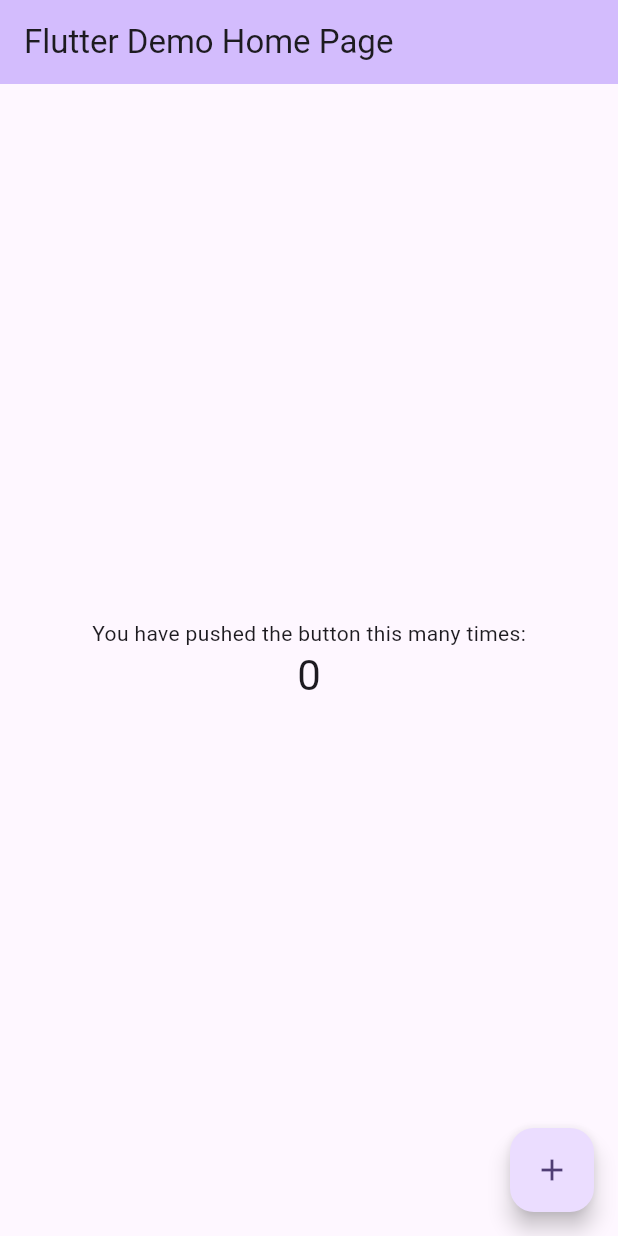
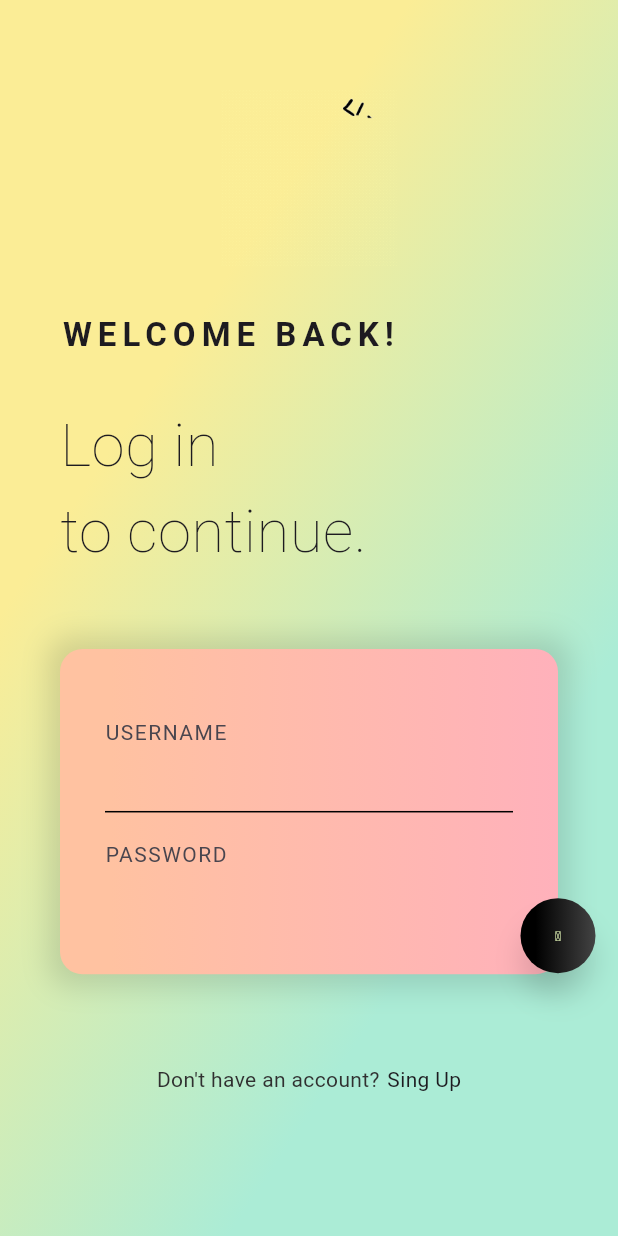
Before and after one commit to 0x0BB9/flutter_material3, a Flutter app: the screen it shows after launch, on a phone screen of 412 x 824 dp. Run offline on Flutter 3.47's test engine with Material 3 defaults, Android fonts, the phone set to English and light mode, and no system bars; Roboto replaces fonts that are missing (Montserrat).

Commit message:
[add] sign page

```diff
--- a/lib/main.dart
+++ b/lib/main.dart
@@ -1,4 +1,5 @@
 import 'package:flutter/material.dart';
+import 'package:flutter_material_design/sign.dart';
 
 void main() {
   runApp(const MyApp());
@@ -31,95 +32,7 @@
         colorScheme: ColorScheme.fromSeed(seedColor: Colors.deepPurple),
         useMaterial3: true,
       ),
-      home: const MyHomePage(title: 'Flutter Demo Home Page'),
+      home: SignPage(),
     );
   }
 }
-
-class MyHomePage extends StatefulWidget {
-  const MyHomePage({super.key, required this.title});
-
-  // This widget is the home page of your application. It is stateful, meaning
-  // that it has a State object (defined below) that contains fields that affect
-  // how it looks.
-
-  // This class is the configuration for the state. It holds the values (in this
-  // case the title) provided by the parent (in this case the App widget) and
-  // used by the build method of the State. Fields in a Widget subclass are
-  // always marked "final".
-
-  final String title;
-
-  @override
-  State<MyHomePage> createState() => _MyHomePageState();
-}
-
-class _MyHomePageState extends State<MyHomePage> {
-  int _counter = 0;
-
-  void _incrementCounter() {
-    setState(() {
-      // This call to setState tells the Flutter framework that something has
-      // changed in this State, which causes it to rerun the build method below
-      // so that the display can reflect the updated values. If we changed
-      // _counter without calling setState(), then the build method would not be
-      // called again, and so nothing would appear to happen.
-      _counter++;
-    });
-  }
-
-  @override
-  Widget build(BuildContext context) {
-    // This method is rerun every time setState is called, for instance as done
-    // by the _incrementCounter method above.
-    //
-    // The Flutter framework has been optimized to make rerunning build methods
-    // fast, so that you can just rebuild anything that needs updating rather
-    // than having to individually change instances of widgets.
-    return Scaffold(
-      appBar: AppBar(
-        // TRY THIS: Try changing the color here to a specific color (to
-        // Colors.amber, perhaps?) and trigger a hot reload to see the AppBar
-        // change color while the other colors stay the same.
-        backgroundColor: Theme.of(context).colorScheme.inversePrimary,
-        // Here we take the value from the MyHomePage object that was created by
-        // the App.build method, and use it to set our appbar title.
-        title: Text(widget.title),
-      ),
-      body: Center(
-        // Center is a layout widget. It takes a single child and positions it
-        // in the middle of the parent.
-        child: Column(
-          // Column is also a layout widget. It takes a list of children and
-          // arranges them vertically. By default, it sizes itself to fit its
-          // children horizontally, and tries to be as tall as its parent.
-          //
-          // Column has various properties to control how it sizes itself and
-          // how it positions its children. Here we use mainAxisAlignment to
-          // center the children vertically; the main axis here is the vertical
-          // axis because Columns are vertical (the cross axis would be
-          // horizontal).
-          //
-          // TRY THIS: Invoke "debug painting" (choose the "Toggle Debug Paint"
-          // action in the IDE, or press "p" in the console), to see the
-          // wireframe for each widget.
-          mainAxisAlignment: MainAxisAlignment.center,
-          children: <Widget>[
-            const Text(
-              'You have pushed the button this many times:',
-            ),
-            Text(
-              '$_counter',
-              style: Theme.of(context).textTheme.headlineMedium,
-            ),
-          ],
-        ),
-      ),
-      floatingActionButton: FloatingActionButton(
-        onPressed: _incrementCounter,
-        tooltip: 'Increment',
-        child: const Icon(Icons.add),
-      ), // This trailing comma makes auto-formatting nicer for build methods.
-    );
-  }
-}
--- /dev/null
+++ b/lib/sign.dart
@@ -0,0 +1,230 @@
+import 'package:flutter/material.dart';
+
+class SignPage extends StatefulWidget {
+
+  @override
+  _SignPageState createState() {
+    return _SignPageState();
+  }
+}
+const TEXT_NORMAL_SIZE = 14.0;
+const TEXT_LARGE_SIZE = 22.0;
+
+const MAIN_COLOR = Color(0xFF303030);
+const YELLOW = Color(0xfffbed96);
+const BLUE = Color(0xffabecd6);
+const SIGNUP_LIGHT_RED = Color(0xffffc2a1);
+const SIGNUP_RED = Color(0xffffb1bb);
+
+class _SignPageState extends State<SignPage>{
+  final TextEditingController _username = TextEditingController();
+  final TextEditingController _password = TextEditingController();
+
+  @override
+  Widget build(BuildContext context) {
+    final _media = MediaQuery.of(context).size;
+
+    return Scaffold(
+      body: Container(
+        height: double.infinity,
+        width: double.infinity,
+        decoration: const BoxDecoration(
+          gradient: LinearGradient(
+            begin: FractionalOffset(0.0, 0.4), end: FractionalOffset(0.9, 0.7),
+            // Add one stop for each color. Stops should increase from 0 to 1
+            stops: [0.1, 0.9], colors: [YELLOW, BLUE],
+          ),
+        ),
+        child: SingleChildScrollView(
+          physics: const BouncingScrollPhysics(),
+          child: Stack(
+            children: <Widget>[
+              Column(
+                children: <Widget>[
+                  Padding(
+                    padding: const EdgeInsets.symmetric(
+                        vertical: 60.0, horizontal: 40),
+                    child: Column(
+                      crossAxisAlignment: CrossAxisAlignment.start,
+                      children: <Widget>[
+                        Center(
+                          child: Image.asset(
+                            "assets/images/will_logo.gif",
+                            height: _media.height / 7,
+                          ),
+                        ),
+                        const SizedBox(
+                          height: 30,
+                        ),
+                        const Text(
+                          "WELCOME BACK!",
+                          style: TextStyle(
+                            letterSpacing: 4,
+                            fontFamily: "Montserrat",
+                            fontWeight: FontWeight.bold,
+                            fontSize: TEXT_LARGE_SIZE,
+                          ),
+                        ),
+                        const SizedBox(height: 30),
+                        const Text(
+                          'Log in',
+                          style: TextStyle(
+                              fontFamily: "Montserrat",
+                              fontWeight: FontWeight.w200,
+                              fontSize: 40),
+                        ),
+                        const Text(
+                          'to continue.',
+                          style: TextStyle(
+                              fontFamily: "Montserrat",
+                              fontWeight: FontWeight.w200,
+                              fontSize: 40),
+                        ),
+                        const SizedBox(
+                          height: 50,
+                        ),
+                        Container(
+                          height: _media.height / 3.8,
+                          decoration: BoxDecoration(
+                            gradient: const LinearGradient(
+                              tileMode: TileMode.clamp,
+                              begin: FractionalOffset.centerLeft,
+                              end: FractionalOffset.centerRight,
+                              stops: [0.1, 1.0],
+                              colors: [SIGNUP_LIGHT_RED, SIGNUP_RED],
+                            ),
+                            borderRadius: BorderRadius.circular(15),
+                            boxShadow: const [
+                              BoxShadow(
+                                color: Colors.black12,
+                                blurRadius: 15,
+                                spreadRadius: 8,
+                              ),
+                            ],
+                          ),
+                          child: Padding(
+                            padding: const EdgeInsets.all(30.0),
+                            child: Column(
+                              children: <Widget>[
+                                Expanded(
+                                  child: inputText("USERNAME",
+                                      'hristov123@gmail.com', _username, false),
+                                ),
+                                const Divider(
+                                  height: 5,
+                                  color: Colors.black,
+                                ),
+                                Expanded(
+                                    child: inputText(
+                                        "PASSWORD", '******', _password, true)),
+                              ],
+                            ),
+                          ),
+                        ),
+                      ],
+                    ),
+                  ),
+                  Row(
+                    mainAxisAlignment: MainAxisAlignment.center,
+                    crossAxisAlignment: CrossAxisAlignment.center,
+                    children: <Widget>[
+                      const Text(
+                        "Don't have an account?",
+                        style: TextStyle(color: MAIN_COLOR),
+                      ),
+                      const SizedBox(
+                        width: 5,
+                      ),
+                      GestureDetector(
+                        onTap: () => debugPrint("Sign Up Tapped"),
+                        child: const Text("Sing Up"),
+                      ),
+                    ],
+                  ),
+                  const SizedBox(
+                    height: 50,
+                  )
+                ],
+              ),
+              Positioned(
+                bottom: _media.height / 6.3,
+                right: 15,
+                child: buildSignUpArrowButton(
+                  icon: const IconData(0xe901, fontFamily: 'Icons'),
+                  iconSize: 9,
+                  onTap: () => debugPrint("Signup Tapped"),
+                ),
+              ),
+            ],
+          ),
+        ),
+      ),
+    );
+  }
+
+  Widget buildSignUpArrowButton({
+    IconData? icon,
+    double? iconSize,
+    VoidCallback? onTap,
+    double height = 50.0,
+    double width = 50.0,
+    Color iconColor = const Color(0xFFdbedb0),
+  }) {
+    return InkWell(
+      onTap: onTap,
+      child: Container(
+        height: height,
+        width: width,
+        decoration: const BoxDecoration(
+          shape: BoxShape.circle,
+          boxShadow: [
+            BoxShadow(
+                color: Colors.black12,
+                blurRadius: 15,
+                spreadRadius: 0,
+                offset: Offset(0.0, 16.0)),
+          ],
+          gradient: LinearGradient(begin: FractionalOffset.centerLeft,
+// Add one stop for each color. Stops should increase from 0 to 1
+              stops: [
+                0.2,
+                1
+              ], colors: [
+                Color(0xff000000),
+                Color(0xff434343),
+              ]),
+        ),
+        child: Icon(
+          icon,
+          size: iconSize,
+          color: iconColor,
+        ),
+      ),
+    );
+  }
+
+  Widget inputText(
+      String fieldName,
+      String hintText,
+      TextEditingController controller,
+      bool obSecure,
+      ) {
+    return TextField(
+      style: const TextStyle(height: 1.3),
+      controller: controller,
+      decoration: InputDecoration(
+        hintText: hintText,
+        labelText: fieldName,
+        labelStyle: const TextStyle(
+          fontSize: TEXT_NORMAL_SIZE,
+          fontFamily: "Montserrat",
+          fontWeight: FontWeight.w400,
+          letterSpacing: 1,
+          height: 0,
+        ),
+        border: InputBorder.none,
+      ),
+      obscureText: obSecure,
+    );
+  }
+}
--- a/pubspec.yaml
+++ b/pubspec.yaml
@@ -59,9 +59,8 @@ flutter:
   uses-material-design: true
 
   # To add assets to your application, add an assets section, like this:
-  # assets:
-  #   - images/a_dot_burr.jpeg
-  #   - images/a_dot_ham.jpeg
+  assets:
+    - assets/images/
 
   # An image asset can refer to one or more resolution-specific "variants", see
   # https://flutter.dev/assets-and-images/#resolution-aware
```
Also changed, not shown: assets/images/will_logo.gif (added), assets/images/will_logo.png (added).
